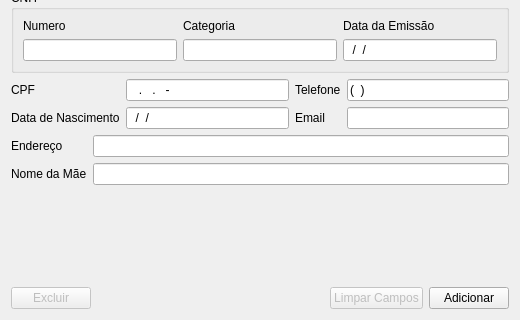
First picture: the form in ui/ui_cliente.ui, repository adaiasreis/Projeto, before the edit; both pictures show x 0 to 520 and y 161 to 481 of the 520 by 481 pixel window.
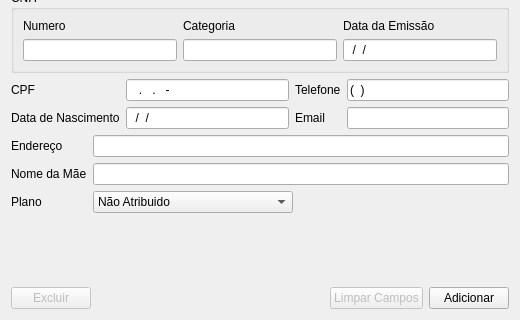
Second picture: the form after the edit.

```diff
--- a/ui/ui_cliente.ui
+++ b/ui/ui_cliente.ui
@@ -231,6 +231,34 @@
        <item row="1" column="1">
         <widget class="QLineEdit" name="campNmae"/>
        </item>
+       <item row="2" column="0">
+        <widget class="QLabel" name="label_15">
+         <property name="text">
+          <string>Plano</string>
+         </property>
+        </widget>
+       </item>
+       <item row="2" column="1">
+        <widget class="QComboBox" name="comboPlanos">
+         <property name="sizePolicy">
+          <sizepolicy hsizetype="Fixed" vsizetype="Fixed">
+           <horstretch>0</horstretch>
+           <verstretch>0</verstretch>
+          </sizepolicy>
+         </property>
+         <property name="minimumSize">
+          <size>
+           <width>200</width>
+           <height>0</height>
+          </size>
+         </property>
+         <item>
+          <property name="text">
+           <string>Não Atribuido</string>
+          </property>
+         </item>
+        </widget>
+       </item>
       </layout>
      </item>
      <item>
```
